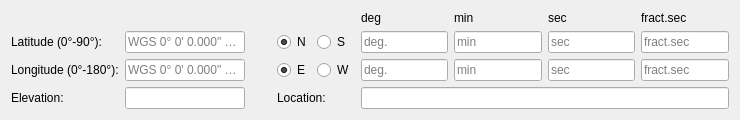
The window that src/blackgui/editors/coordinateform.ui (swift-project/pilotclient) describes before a commit, drawn with Qt 5.
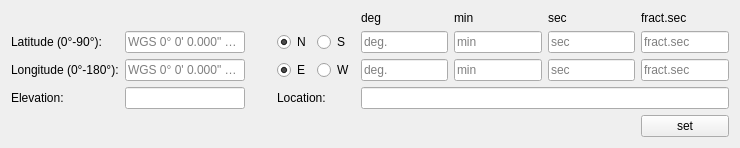
The same window after the commit. Custom widgets are drawn as their Qt base class.

Commit message: Ref T111, coordinate form UI adjustments

```diff
--- a/src/blackgui/editors/coordinateform.ui
+++ b/src/blackgui/editors/coordinateform.ui
@@ -7,7 +7,7 @@
     <x>0</x>
     <y>0</y>
     <width>740</width>
-    <height>116</height>
+    <height>144</height>
    </rect>
   </property>
   <property name="windowTitle">
@@ -238,6 +238,13 @@
      </property>
     </widget>
    </item>
+   <item row="4" column="8">
+    <widget class="QPushButton" name="pb_Set">
+     <property name="text">
+      <string>set</string>
+     </property>
+    </widget>
+   </item>
   </layout>
  </widget>
  <customwidgets>
```
Left out of the diff: 124 changed lines with no effect on the pictures.
